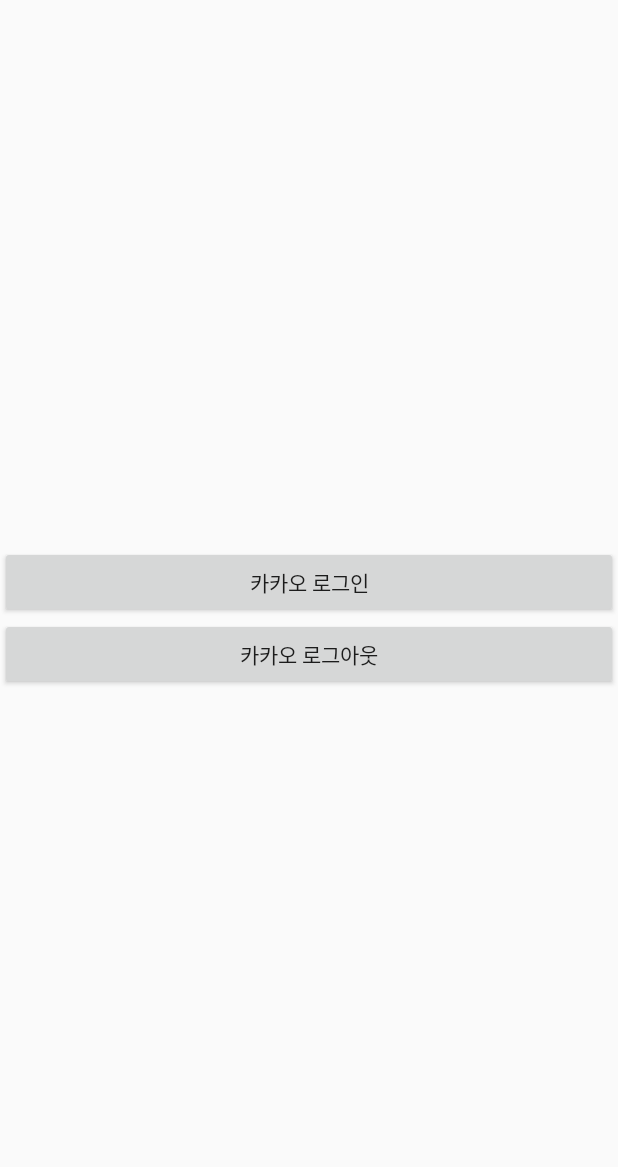
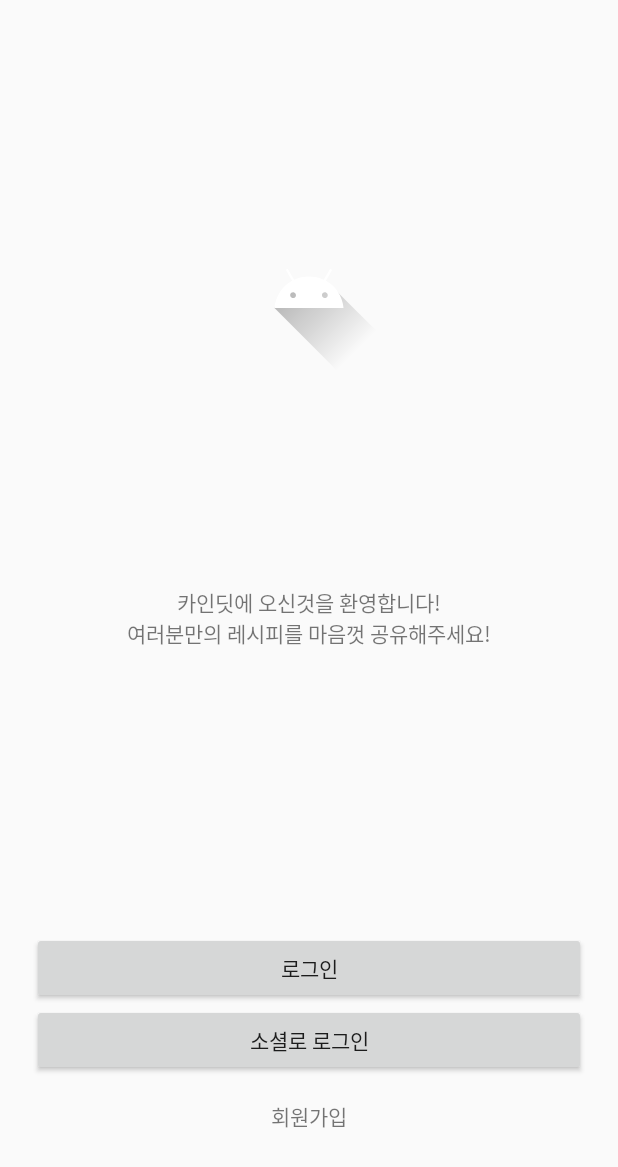
Before and after one commit to dnd-side-project/dnd-mentee-3rd-5-kindit, an Android app: the layout activity_login.xml on its own in the app's theme, with its tools: preview values and no code run, on a phone screen of 412 x 824 dp. Shown: the top 1167 px of the screen. Run offline under Robolectric (Android 15) with nearby library versions, the phone set to English and light mode, and no system bars.

Commit message:
feature: Login Page View 개발

```diff
--- a/front-end/Android/app/src/main/java/com/dnd/kindit/view/LoginActivity.kt
+++ b/front-end/Android/app/src/main/java/com/dnd/kindit/view/LoginActivity.kt
@@ -2,26 +2,41 @@ package com.dnd.kindit.view
 
 import android.content.Intent
 import android.os.Bundle
-import android.widget.Toast
-import androidx.annotation.Nullable
 import androidx.appcompat.app.AppCompatActivity
+import com.dnd.kindit.MainActivity
 import com.dnd.kindit.R
-import com.dnd.kindit.util.SessionCallback
-import com.kakao.auth.AuthType
-import com.kakao.auth.Session
-import com.kakao.usermgmt.UserManagement
-import com.kakao.usermgmt.callback.LogoutResponseCallback
 import kotlinx.android.synthetic.main.activity_login.*
 
 
 class LoginActivity : AppCompatActivity() {
 
-    private val sessionCallback = SessionCallback()
+//    private val sessionCallback = SessionCallback()
 
     override fun onCreate(savedInstanceState: Bundle?) {
         super.onCreate(savedInstanceState)
         setContentView(R.layout.activity_login)
 
+
+        init()
+
+        initListener()
+    }
+
+
+    private fun init() { // 데이터 관련 초기화 함수
+
+    }
+    private fun initListener() { // 리스너 초기화 함수
+        login_btn_login.setOnClickListener {
+            val intent = Intent(this, MainActivity::class.java)
+            startActivity(intent)
+            overridePendingTransition(R.anim.fade_in, R.anim.fade_out)
+            finish()
+        }
+    }
+}
+
+/*
         val session = Session.getCurrentSession()
         session.addCallback(sessionCallback)
 
@@ -53,3 +68,5 @@ class LoginActivity : AppCompatActivity() {
         super.onActivityResult(requestCode, resultCode, data)
     }
 }
+
+ */
--- a/front-end/Android/app/src/main/res/layout/activity_launcher.xml
+++ b/front-end/Android/app/src/main/res/layout/activity_launcher.xml
@@ -24,7 +24,7 @@
         android:id="@+id/lc_tv_info"
         android:layout_width="wrap_content"
         android:layout_height="wrap_content"
-        android:text="@string/textview"
+        android:text="@string/lc_tv_info"
         android:gravity="center"
         app:layout_constraintBottom_toBottomOf="parent"
         app:layout_constraintEnd_toEndOf="parent"
--- a/front-end/Android/app/src/main/res/layout/activity_login.xml
+++ b/front-end/Android/app/src/main/res/layout/activity_login.xml
@@ -1,22 +1,100 @@
 <?xml version="1.0" encoding="utf-8"?>
-<LinearLayout
+<androidx.constraintlayout.widget.ConstraintLayout
     xmlns:android="http://schemas.android.com/apk/res/android"
+    xmlns:app="http://schemas.android.com/apk/res-auto"
     xmlns:tools="http://schemas.android.com/tools"
     android:layout_width="match_parent"
     android:layout_height="match_parent"
     android:gravity="center"
-    tools:context=".view.LoginActivity"
-    android:orientation="vertical">
+    tools:context=".view.LoginActivity">
 
-    <Button
-        android:id="@+id/btn_custom_login"
-        android:layout_width="match_parent"
+
+<!--    <Button-->
+<!--        android:id="@+id/btn_custom_login"-->
+<!--        android:layout_width="match_parent"-->
+<!--        android:layout_height="wrap_content"-->
+<!--        android:text="카카오 로그인" />-->
+
+<!--    <Button-->
+<!--        android:id="@+id/btn_custom_login_out"-->
+<!--        android:layout_width="match_parent"-->
+<!--        android:layout_height="wrap_content"-->
+<!--        android:text="카카오 로그아웃" />-->
+
+    <TextView
+        android:id="@+id/login_tv_info"
+        android:layout_width="wrap_content"
         android:layout_height="wrap_content"
-        android:text="카카오 로그인" />
+        android:gravity="center"
+        android:text="@string/login_tv_info"
+        app:layout_constraintBottom_toBottomOf="parent"
+        app:layout_constraintEnd_toEndOf="parent"
+        app:layout_constraintStart_toStartOf="parent"
+        app:layout_constraintTop_toTopOf="parent" />
 
-    <Button
-        android:id="@+id/btn_custom_login_out"
-        android:layout_width="match_parent"
-        android:layout_height="wrap_content"
-        android:text="카카오 로그아웃" />
-</LinearLayout>
+    <androidx.constraintlayout.widget.ConstraintLayout
+        android:id="@+id/constraintLayout"
+        android:layout_width="409dp"
+        android:layout_height="351dp"
+        android:layout_marginBottom="1dp"
+        app:layout_constraintBottom_toTopOf="@+id/login_tv_info"
+        app:layout_constraintEnd_toEndOf="parent"
+        app:layout_constraintStart_toStartOf="parent"
+        app:layout_constraintTop_toTopOf="parent">
+
+        <ImageView
+            android:id="@+id/login_img_logo"
+            android:layout_width="wrap_content"
+            android:layout_height="wrap_content"
+            app:layout_constraintBottom_toBottomOf="parent"
+            app:layout_constraintEnd_toEndOf="parent"
+            app:layout_constraintStart_toStartOf="parent"
+            app:layout_constraintTop_toTopOf="parent"
+            app:srcCompat="@drawable/ic_launcher_foreground" />
+    </androidx.constraintlayout.widget.ConstraintLayout>
+
+    <androidx.constraintlayout.widget.ConstraintLayout
+        android:layout_width="409dp"
+        android:layout_height="357dp"
+        android:layout_marginTop="28dp"
+        app:layout_constraintBottom_toBottomOf="parent"
+        app:layout_constraintEnd_toEndOf="parent"
+        app:layout_constraintStart_toStartOf="parent"
+        app:layout_constraintTop_toTopOf="@+id/login_tv_info"
+        app:layout_constraintVertical_bias="1.0">
+
+        <Button
+            android:id="@+id/login_btn_login"
+            android:layout_width="match_parent"
+            android:layout_height="wrap_content"
+            android:layout_marginLeft="20dp"
+            android:layout_marginRight="20dp"
+            android:text="@string/login_btn_login"
+            app:layout_constraintBottom_toBottomOf="parent"
+            app:layout_constraintEnd_toEndOf="parent"
+            app:layout_constraintStart_toStartOf="parent"
+            app:layout_constraintTop_toTopOf="parent" />
+
+        <Button
+            android:id="@+id/login_btn_social"
+            android:layout_width="match_parent"
+            android:layout_height="wrap_content"
+            android:layout_marginLeft="20dp"
+            android:layout_marginRight="20dp"
+            android:text="@string/login_btn_social"
+            app:layout_constraintEnd_toEndOf="parent"
+            app:layout_constraintStart_toStartOf="parent"
+            app:layout_constraintTop_toBottomOf="@+id/login_btn_login" />
+
+        <TextView
+            android:id="@+id/textView4"
+            android:layout_width="wrap_content"
+            android:layout_height="wrap_content"
+            android:layout_marginTop="16dp"
+            android:text="@string/login_tv_sign_up"
+            app:layout_constraintEnd_toEndOf="parent"
+            app:layout_constraintStart_toStartOf="parent"
+            app:layout_constraintTop_toBottomOf="@+id/login_btn_social" />
+    </androidx.constraintlayout.widget.ConstraintLayout>
+
+</androidx.constraintlayout.widget.ConstraintLayout>
--- a/front-end/Android/app/src/main/res/values/strings.xml
+++ b/front-end/Android/app/src/main/res/values/strings.xml
@@ -6,5 +6,12 @@
 
 
     <!-- Launcher Activity Text -->
-    <string name="textview">카인딧에 오신것을 환영합니다!\n여러분만의 레시피를 마음껏 공유해주세요!</string>
+    <string name="lc_tv_info">카인딧에 오신것을 환영합니다!\n여러분만의 레시피를 마음껏 공유해주세요!</string>
+
+
+    <!-- Login Activity Text -->
+    <string name="login_tv_info">카인딧에 오신것을 환영합니다!\n여러분만의 레시피를 마음껏 공유해주세요!</string>
+    <string name="login_tv_sign_up">회원가입</string>
+    <string name="login_btn_login">로그인</string>
+    <string name="login_btn_social">소셜로 로그인</string>
 </resources>
```
